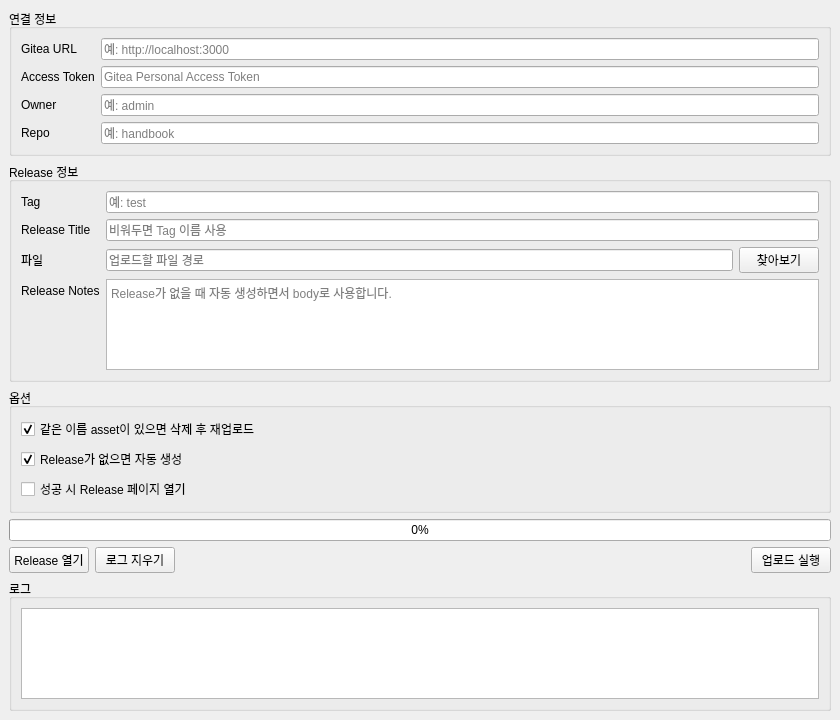
NSJ-student/gitea_release_uploader_pro, file mainwindow.ui: the form before one commit.
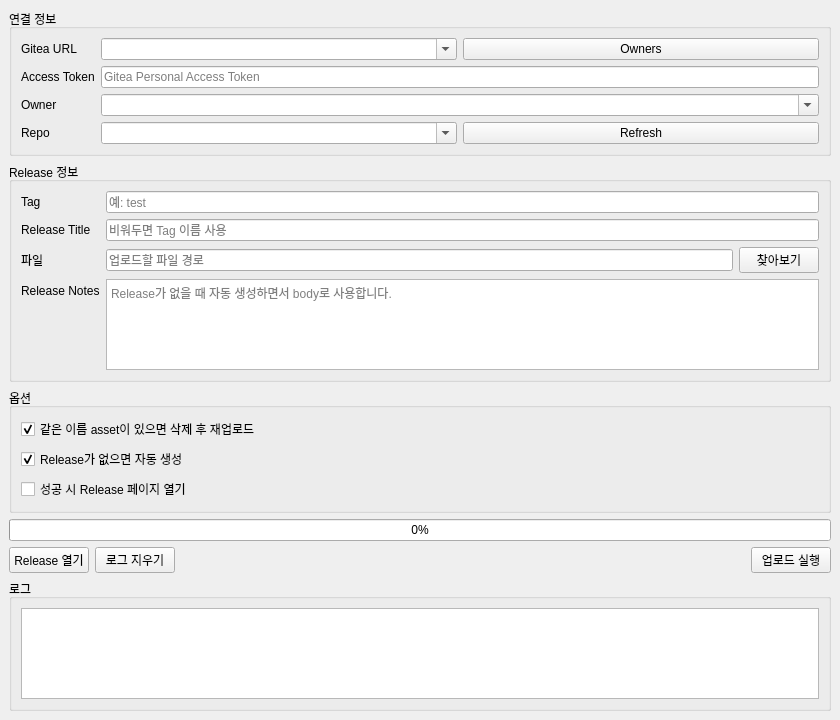
The form after the commit.

Commit message: gitea 서버에서 자동으로 owner/repo 리스트 불러오기 기능 추가

```diff
--- a/mainwindow.ui
+++ b/mainwindow.ui
@@ -29,11 +29,35 @@
         </widget>
        </item>
        <item row="0" column="1">
-        <widget class="QLineEdit" name="urlEdit">
-         <property name="placeholderText">
-          <string>예: http://localhost:3000</string>
-         </property>
-        </widget>
+        <layout class="QHBoxLayout" name="urlLayout">
+         <item>
+          <widget class="QComboBox" name="urlEdit">
+           <property name="editable">
+            <bool>true</bool>
+           </property>
+           <property name="placeholderText">
+            <string>예: http://localhost:3000</string>
+           </property>
+           <item>
+            <property name="text">
+             <string>http://192.168.10.144:3020</string>
+            </property>
+           </item>
+           <item>
+            <property name="text">
+             <string>http://localhost:3000</string>
+            </property>
+           </item>
+          </widget>
+         </item>
+         <item>
+          <widget class="QPushButton" name="refreshOwnersButton">
+           <property name="text">
+            <string>Owners</string>
+           </property>
+          </widget>
+         </item>
+        </layout>
        </item>
        <item row="1" column="0">
         <widget class="QLabel" name="tokenLabel">
@@ -57,10 +81,48 @@
         </widget>
        </item>
        <item row="2" column="1">
-        <widget class="QLineEdit" name="ownerEdit">
+        <widget class="QComboBox" name="ownerEdit">
+         <property name="editable">
+          <bool>true</bool>
+         </property>
          <property name="placeholderText">
           <string>예: admin</string>
          </property>
+         <item>
+          <property name="text">
+           <string>V71Q21-MCU</string>
+          </property>
+         </item>
+         <item>
+          <property name="text">
+           <string>V71N21-MCU</string>
+          </property>
+         </item>
+         <item>
+          <property name="text">
+           <string>Efinix-FPGA</string>
+          </property>
+         </item>
+         <item>
+          <property name="text">
+           <string>Xilinx-MCU</string>
+          </property>
+         </item>
+         <item>
+          <property name="text">
+           <string>Qt-Application</string>
+          </property>
+         </item>
+         <item>
+          <property name="text">
+           <string>Product</string>
+          </property>
+         </item>
+         <item>
+          <property name="text">
+           <string>BSP</string>
+          </property>
+         </item>
         </widget>
        </item>
        <item row="3" column="0">
@@ -71,11 +133,25 @@
         </widget>
        </item>
        <item row="3" column="1">
-        <widget class="QLineEdit" name="repoEdit">
-         <property name="placeholderText">
-          <string>예: handbook</string>
-         </property>
-        </widget>
+        <layout class="QHBoxLayout" name="repoLayout">
+         <item>
+          <widget class="QComboBox" name="repoEdit">
+           <property name="editable">
+            <bool>true</bool>
+           </property>
+           <property name="placeholderText">
+            <string>예: handbook</string>
+           </property>
+          </widget>
+         </item>
+         <item>
+          <widget class="QPushButton" name="refreshReposButton">
+           <property name="text">
+            <string>Refresh</string>
+           </property>
+          </widget>
+         </item>
+        </layout>
        </item>
       </layout>
      </widget>
```
The commit also changes 3 other files.
